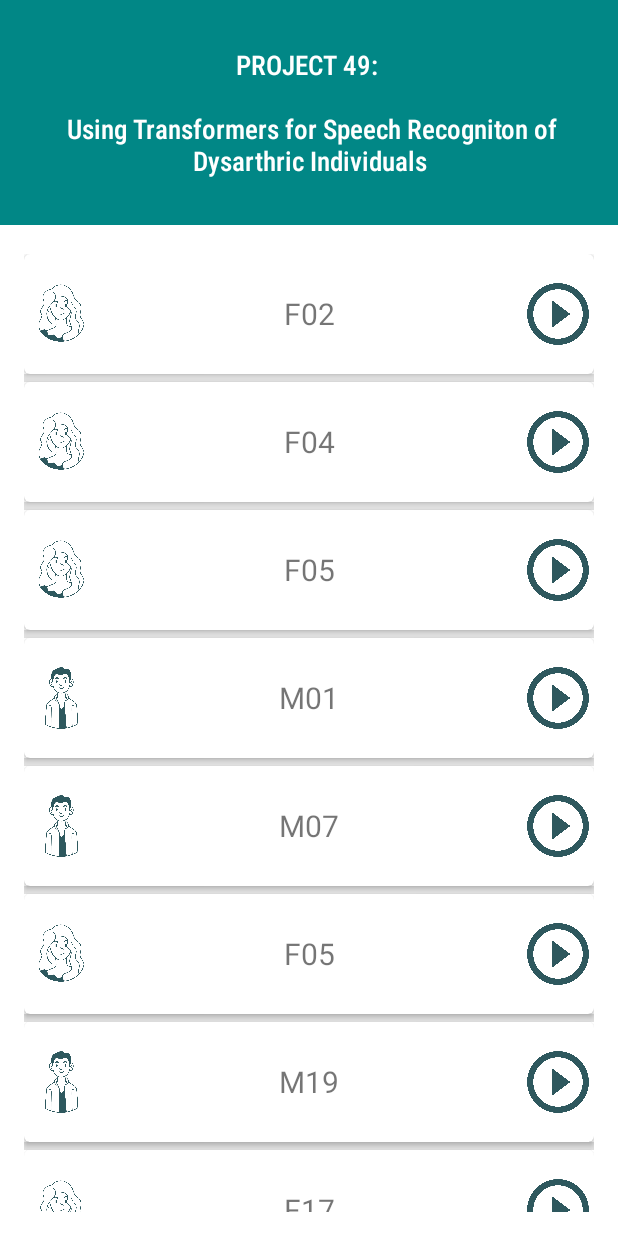
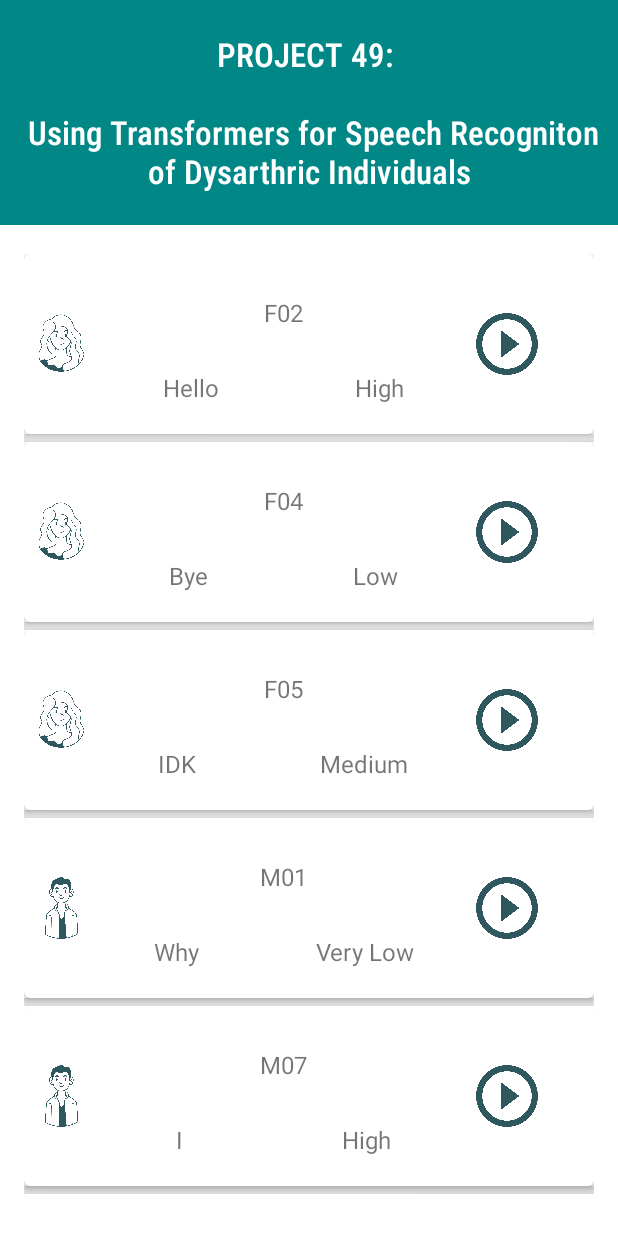
Before and after one commit to dshah1901/Project-49-NotOptimusPrime, an Android app: the screen it shows after launch (MainActivity), on a phone screen of 412 x 824 dp. Run offline under Robolectric (Android 15) with nearby library versions, the light colour scheme and no system bars.

Commit message:
Intelligibility + Commands in list added

```diff
--- a/NotOptimusPrime/app/src/main/java/com/example/notoptimusprime/adapter/SpeakerAdaptor.java
+++ b/NotOptimusPrime/app/src/main/java/com/example/notoptimusprime/adapter/SpeakerAdaptor.java
@@ -54,8 +54,13 @@ public class SpeakerAdaptor extends ArrayAdapter {
         //Setting the icon
         iconImageView.setImageResource(i);
 
-        TextView maoriTextView = (TextView) currentListViewItem.findViewById(R.id.maori_text_view);
-        maoriTextView.setText(currentSpeaker.getMaoriTranslation());
+        TextView maoriTextView = (TextView) currentListViewItem.findViewById(R.id.speaker_text);
+        maoriTextView.setText(currentSpeaker.getSpeakerName());
+
+        TextView intelligibilityTextView = (TextView) currentListViewItem.findViewById(R.id.speaker_intelligibility);
+        intelligibilityTextView.setText(currentSpeaker.getIntelligibility());
+        TextView commandTextView = (TextView) currentListViewItem.findViewById(R.id.speaker_command);
+        commandTextView.setText(currentSpeaker.getCommand());
 
         //Getting audio resource id for current Number object
         final String audio = currentSpeaker.getAudioFilename();
--- a/NotOptimusPrime/app/src/main/java/com/example/notoptimusprime/model/DataProvider.java
+++ b/NotOptimusPrime/app/src/main/java/com/example/notoptimusprime/model/DataProvider.java
@@ -6,28 +6,75 @@ import java.util.List;
 import java.util.Map;
 
 public class DataProvider {
-    public static Map<Integer, String> generateMaoriDigits(){
-        Map<Integer, String> words = new LinkedHashMap<>();
-        words.put(1, "F02");
-        words.put(2, "F04");
-        words.put(3, "F05");
-        words.put(4, "M01");
-        words.put(5, "M07");
-        words.put(6, "F05");
-        words.put(7, "M19");
-        words.put(8, "F17");
-        words.put(9, "M19");
-        return words;
+    public static Map<Integer, String> generateSpeakers(){
+        Map<Integer, String> speakers = new LinkedHashMap<>();
+        speakers.put(1, "F02");
+        speakers.put(2, "F04");
+        speakers.put(3, "F05");
+        speakers.put(4, "M01");
+        speakers.put(5, "M07");
+        speakers.put(6, "F05");
+        speakers.put(7, "M19");
+        speakers.put(8, "F17");
+        speakers.put(9, "M19");
+        return speakers;
+    }
+    public static Map<Integer, String> generateCommands(){
+        Map<Integer, String> commands = new LinkedHashMap<>();
+        commands.put(1, "Hello");
+        commands.put(2, "Bye");
+        commands.put(3, "IDK");
+        commands.put(4, "Why");
+        commands.put(5, "I");
+        commands.put(6, "Am");
+        commands.put(7, "Doing");
+        commands.put(8, "This");
+        commands.put(9, "scremmmms");
+        return commands;
+    }
+
+    public static Map<Integer, String> generateIntelligibility(){
+        Map<Integer, String> commands = new LinkedHashMap<>();
+        commands.put(1, "High");
+        commands.put(2, "Low");
+        commands.put(3, "Medium");
+        commands.put(4, "Very Low");
+        commands.put(5, "High");
+        commands.put(6, "Low");
+        commands.put(7, "Very Low");
+        commands.put(8, "Mild");
+        commands.put(9, "Mild");
+        return commands;
+    }
+
+    public static Map<Integer, String> generateOriginalFileName(){
+        Map<Integer, String> commands = new LinkedHashMap<>();
+        commands.put(1, "F02_B1");
+        commands.put(2, "F02_B1");
+        commands.put(3, "F02_B1");
+        commands.put(5, "F02_B1");
+        commands.put(4, "F02_B1");
+        commands.put(6, "F02_B1");
+        commands.put(7, "F02_B1");
+        commands.put(8, "F02_B1");
+        commands.put(9, "F02_B1");
+        return commands;
     }
 
     public static List<Speaker> getSpeaker(){
         List<Speaker> speakerList = new ArrayList<Speaker>();
-        Map<Integer, String> speakers = generateMaoriDigits();
+        Map<Integer, String> speakers = generateSpeakers();
+        Map<Integer, String> commands = generateCommands();
+        Map<Integer, String> intelligibility = generateIntelligibility();
+        Map<Integer, String> orginalFileName = generateOriginalFileName();
         for (Integer key : speakers.keySet()){
             int digit = key;
-            String maoriTranslation = speakers.get(key);
+            String speaker = speakers.get(key);
             String icon;
-            if(maoriTranslation.contains("F")){
+            String command = commands.get(key);
+            String intellgibility = intelligibility.get(key);
+            String originalFilename = orginalFileName.get(key);
+            if(speaker.contains("F")){
                 icon = "icon_female";
             } else{
                 icon = "icon_male";
@@ -35,7 +82,7 @@ public class DataProvider {
 
             String audio = "audio_" + String.valueOf(key);
 
-            Speaker s = new Speaker(digit, audio, icon, maoriTranslation);
+            Speaker s = new Speaker(digit, audio, icon, speaker, command,intellgibility,originalFilename);
             speakerList.add(s);
         }
         return speakerList;
--- a/NotOptimusPrime/app/src/main/java/com/example/notoptimusprime/model/Speaker.java
+++ b/NotOptimusPrime/app/src/main/java/com/example/notoptimusprime/model/Speaker.java
@@ -2,28 +2,43 @@ package com.example.notoptimusprime.model;
 
 public class Speaker {
     int digit;
-    String audioFilename, iconFilename, maoriTranslation;
+    String audioFilename, iconFilename, speakerName, intelligibility, command, originalFileName;
+
+    public String getAudioFilename() {
+        return audioFilename;
+    }
 
     public int getDigit() {
         return digit;
     }
 
-    public String getAudioFilename() {
-        return audioFilename;
+    public String getIntelligibility() {
+        return intelligibility;
+    }
+
+    public String getCommand() {
+        return command;
+    }
+
+    public String getOriginalFileName() {
+        return originalFileName;
     }
 
     public String getIconFilename() {
         return iconFilename;
     }
 
-    public String getMaoriTranslation() {
-        return maoriTranslation;
+    public String getSpeakerName() {
+        return speakerName;
     }
 
-    public Speaker(int digit, String audioFilename, String iconFilename, String maoriTranslation) {
+    public Speaker(int digit, String audioFilename, String iconFilename, String speakerName, String intelligibility, String command, String originalFileName) {
         this.digit = digit;
         this.audioFilename = audioFilename;
         this.iconFilename = iconFilename;
-        this.maoriTranslation = maoriTranslation;
+        this.speakerName = speakerName;
+        this.intelligibility = intelligibility;
+        this.command = command;
+        this.originalFileName = originalFileName;
     }
 }
--- a/NotOptimusPrime/app/src/main/res/layout/activity_main.xml
+++ b/NotOptimusPrime/app/src/main/res/layout/activity_main.xml
@@ -11,7 +11,7 @@
         android:layout_height="150dp"
         android:fontFamily="sans-serif-condensed-medium"
         android:gravity="center"
-        android:textSize="18sp"
+        android:textSize="22sp"
         android:textColor="@color/white"
         android:background="@color/teal_700"
         android:padding="10sp"
--- a/NotOptimusPrime/app/src/main/res/layout/number_list_view_item.xml
+++ b/NotOptimusPrime/app/src/main/res/layout/number_list_view_item.xml
@@ -4,25 +4,56 @@
     android:layout_margin="8dp"
     app:cardCornerRadius="4dp"
     android:background="@color/white"
-    android:layout_height="80sp"
+    android:layout_height="120sp"
     android:layout_width = "match_parent">
     <LinearLayout
         android:layout_width="match_parent"
-        android:layout_height="wrap_content"
+        android:layout_height="match_parent"
         android:orientation="horizontal">
         <ImageView
             android:layout_width="48dp"
             android:layout_height="match_parent"
             android:src="@drawable/icon_female"
             android:id="@+id/icon_image_view"/>
-        <TextView
-            android:id="@+id/maori_text_view"
-            android:layout_width="0dp"
-            android:layout_height="match_parent"
-            android:layout_weight="1"
-            android:text="text"
-            android:gravity="center"
-            android:textSize="20sp"/>
+
+        <LinearLayout
+            android:layout_width="250sp"
+            android:layout_height="100sp"
+            android:orientation="vertical">
+            <TextView
+                android:id="@+id/speaker_text"
+                android:layout_width="match_parent"
+                android:layout_height="match_parent"
+                android:textFontWeight="800"
+                android:layout_weight="1"
+                android:text="SPEAKER"
+                android:gravity="center"
+                android:textSize="16sp"/>
+            <LinearLayout
+                android:layout_width="match_parent"
+                android:layout_height="wrap_content"
+                android:orientation="horizontal">
+                <TextView
+                    android:id="@+id/speaker_intelligibility"
+                    android:layout_width="wrap_content"
+                    android:layout_height="match_parent"
+                    android:layout_weight="1"
+                    android:gravity="center"
+                    android:text="INTELLIGIBLITY"
+                    android:textSize="16sp"/>
+                <TextView
+                    android:id="@+id/speaker_command"
+                    android:layout_width="wrap_content"
+                    android:layout_height="match_parent"
+                    android:layout_weight="1"
+                    android:gravity="center"
+                    android:text="COMMAND"
+                    android:textSize="16sp"/>
+            </LinearLayout>
+
+
+
+        </LinearLayout>
         <ImageView
             android:layout_width="48dp"
             android:layout_height="match_parent"
@@ -30,6 +61,5 @@
             android:src="@drawable/iconplay"
             />
 
-
     </LinearLayout>
 </androidx.cardview.widget.CardView>
```
